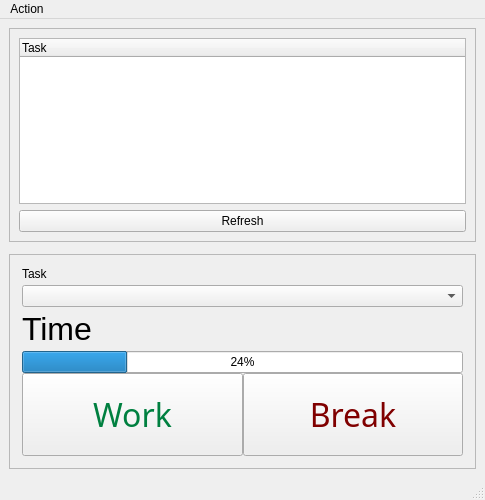
The window that task_list.ui (aclark73/TaskList) describes before a commit, drawn with Qt 5.
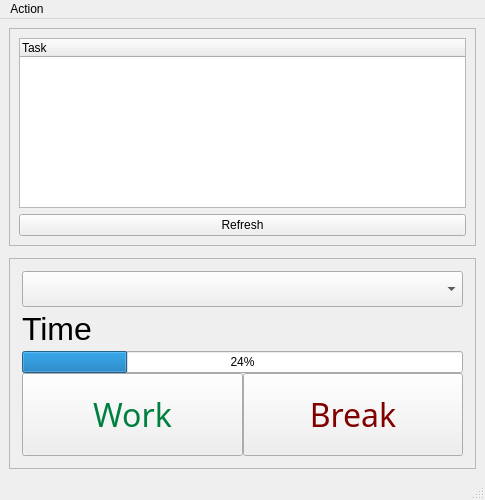
The same window after the commit.

Commit message: History now serves as the task label

Patch:
```diff
--- a/task_list.ui
+++ b/task_list.ui
@@ -120,7 +120,7 @@
          <property name="frameShadow">
           <enum>QFrame::Raised</enum>
          </property>
-         <layout class="QVBoxLayout" name="verticalLayout_3" stretch="0,0,0,0">
+         <layout class="QVBoxLayout" name="verticalLayout_3" stretch="0,0,0">
           <property name="spacing">
            <number>4</number>
           </property>
@@ -136,21 +136,17 @@
           <property name="bottomMargin">
            <number>0</number>
           </property>
-          <item>
-           <widget class="QLabel" name="taskLabel">
-            <property name="sizePolicy">
-             <sizepolicy hsizetype="Preferred" vsizetype="Fixed">
-              <horstretch>0</horstretch>
-              <verstretch>0</verstretch>
-             </sizepolicy>
-            </property>
-            <property name="text">
-             <string>Task</string>
-            </property>
-           </widget>
-          </item>
           <item>
            <widget class="QComboBox" name="comboBox">
+            <property name="font">
+             <font>
+              <family>Helvetica Neue</family>
+              <pointsize>18</pointsize>
+             </font>
+            </property>
+            <property name="cursor">
+             <cursorShape>ArrowCursor</cursorShape>
+            </property>
             <property name="editable">
              <bool>false</bool>
             </property>
```
The commit also changes 3 other files.
